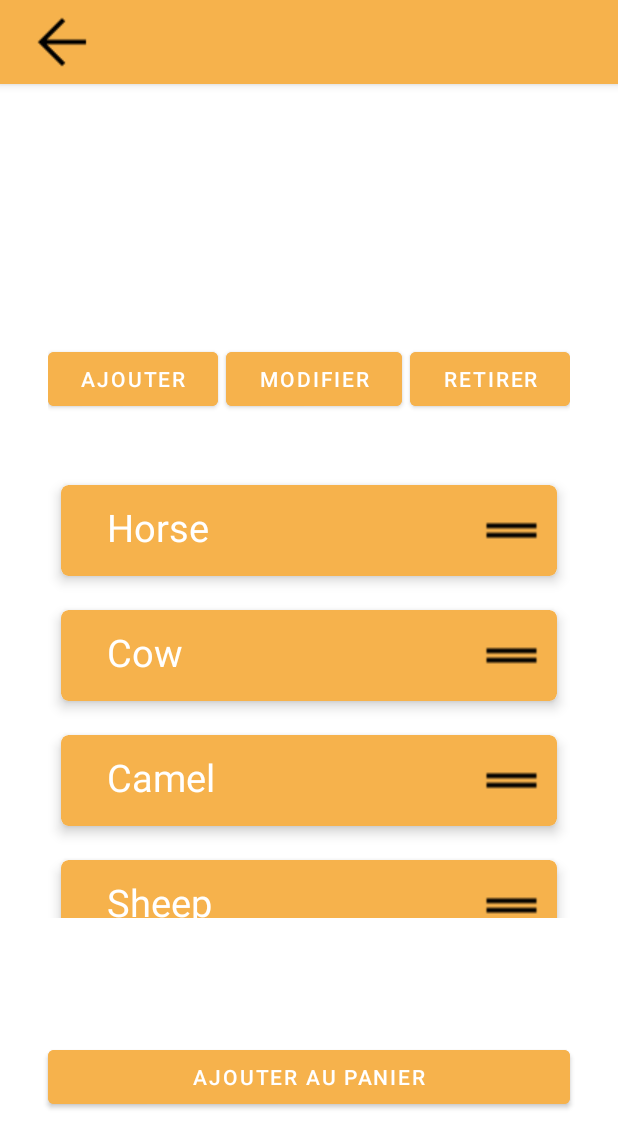
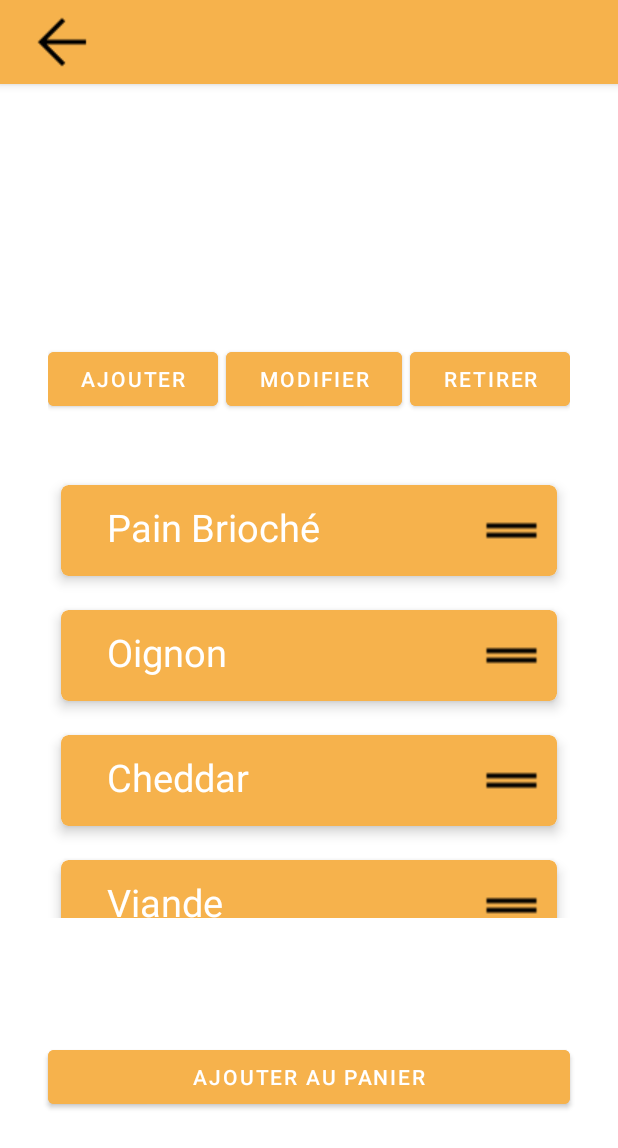
Before and after one commit to DUT-Info-Montreuil/SAE4A-COHEN-ARGENCE-BAUDIER-YANG, an Android app: the screen it shows after launch (PersonnalizedBurgerActivity), after a tap on "CRÉER TON BURGER !", on a phone screen of 412 x 824 dp. Shown: the top 1148 px of the screen. Run offline under Robolectric (Android 15) with nearby library versions, the phone set to English and light mode, and no system bars; our stand-ins replace navigation-ui.

Commit message:
Fin du menu home
Fin des fonctionnalités
Creation burger non complet

```diff
--- a/app/build.gradle
+++ b/app/build.gradle
@@ -50,6 +50,7 @@ dependencies {
     implementation 'androidx.lifecycle:lifecycle-livedata-ktx:2.6.1'
     implementation 'androidx.lifecycle:lifecycle-viewmodel-ktx:2.6.1'
     implementation 'androidx.navigation:navigation-fragment:2.5.3'
+    implementation 'androidx.drawerlayout:drawerlayout:1.1.1'
     implementation 'androidx.navigation:navigation-ui:2.5.3'
 
     testImplementation 'junit:junit:4.13.2'
--- a/app/src/main/AndroidManifest.xml
+++ b/app/src/main/AndroidManifest.xml
@@ -11,6 +11,11 @@
         android:supportsRtl="true"
         android:theme="@style/Theme.VraiBurgir"
         tools:targetApi="31">
+        <activity
+            android:name=".testActivity"
+            android:exported="false"
+            android:label="@string/title_activity_test"
+            android:theme="@style/Theme.VraiBurgir.NoActionBar" />
         <activity
             android:name=".PersonnalizedBurgerActivity"
             android:exported="false" />
--- a/app/src/main/java/com/example/vraiburgir/PersonnalizedBurgerActivity.java
+++ b/app/src/main/java/com/example/vraiburgir/PersonnalizedBurgerActivity.java
@@ -1,15 +1,21 @@
 package com.example.vraiburgir;
 
 import androidx.appcompat.app.AppCompatActivity;
+import androidx.drawerlayout.widget.DrawerLayout;
 import androidx.recyclerview.widget.ItemTouchHelper;
 import androidx.recyclerview.widget.LinearLayoutManager;
 import androidx.recyclerview.widget.RecyclerView;
 
+import android.app.AlertDialog;
+import android.content.DialogInterface;
+import android.content.Intent;
 import android.os.Bundle;
 import android.view.View;
+import android.widget.Button;
 import android.widget.ImageButton;
+import android.widget.LinearLayout;
 
-import com.example.vraiburgir.adapter.IngredientsChoisisAdapter;
+import com.example.vraiburgir.ui.adapter.IngredientsChoisisAdapter;
 import com.example.vraiburgir.callback.RecyclerRowMoveCallback;
 
 import java.util.ArrayList;
@@ -23,15 +29,14 @@ public class PersonnalizedBurgerActivity extends AppCompatActivity {
         super.onCreate(savedInstanceState);
         setContentView(R.layout.activity_personnalized_burger);
 
-        // data to populate the RecyclerView with
+        //Donnée en attendant API
         ArrayList<String> animalNames = new ArrayList<>();
-        animalNames.add("Horse");
-        animalNames.add("Cow");
-        animalNames.add("Camel");
-        animalNames.add("Sheep");
-        animalNames.add("Goat");
+        animalNames.add("Pain Brioché");
+        animalNames.add("Oignon");
+        animalNames.add("Cheddar");
+        animalNames.add("Viande");
+        animalNames.add("Pain Brioché");
 
-        // set up the RecyclerView
         RecyclerView recyclerView = findViewById(R.id.listeIngredientsChoisis);
         recyclerView.setLayoutManager(new LinearLayoutManager(this));
         this.adapter = new IngredientsChoisisAdapter(this, animalNames);
@@ -44,13 +49,12 @@ public class PersonnalizedBurgerActivity extends AppCompatActivity {
         backButton.setOnClickListener(new View.OnClickListener() {
             @Override
             public void onClick(View v) {
-
-                finish(); // Close the current activity
+                finish();
             }
         });
 
+        recyclerView.setAdapter(this.adapter);
 
-        //adapter.setClickListener(this);
-        recyclerView.setAdapter(this.adapter);
+
     }
 }
--- a/app/src/main/java/com/example/vraiburgir/callback/RecyclerRowMoveCallback.java
+++ b/app/src/main/java/com/example/vraiburgir/callback/RecyclerRowMoveCallback.java
@@ -5,10 +5,9 @@ import androidx.annotation.Nullable;
 import androidx.recyclerview.widget.ItemTouchHelper;
 import androidx.recyclerview.widget.RecyclerView;
 
-import com.example.vraiburgir.adapter.IngredientsChoisisAdapter;
+import com.example.vraiburgir.ui.adapter.IngredientsChoisisAdapter;
 
 public class RecyclerRowMoveCallback extends ItemTouchHelper.Callback {
-
 
     private RecyclerViewRowTouchHelperContract touchHelperContract;
     private IngredientsChoisisAdapter adapter;
--- a/app/src/main/java/com/example/vraiburgir/adapter/BurgerAdapter.java
+++ b/app/src/main/java/com/example/vraiburgir/ui/adapter/BurgerAdapter.java
@@ -1,4 +1,4 @@
-package com.example.vraiburgir.adapter;
+package com.example.vraiburgir.ui.adapter;
 
 import android.content.Context;
 import android.view.LayoutInflater;
@@ -15,8 +15,6 @@ import com.example.vraiburgir.modele.Burger;
 
 import java.util.ArrayList;
 
-;
-
 public class BurgerAdapter extends RecyclerView.Adapter<BurgerAdapter.ViewHolder> {
 
     private ArrayList<Burger> mBurgers;
@@ -24,15 +22,13 @@ public class BurgerAdapter extends RecyclerView.Adapter<BurgerAdapter.ViewHolder
     private LayoutInflater mInflater;
     private ItemClickListener mClickListener;
 
-    //Données passés à travers le constructeur
-    public BurgerAdapter(Context context, ArrayList<Burger> mBurgers) {
-        this.mBurgers = mBurgers;
+    public BurgerAdapter(Context context, ArrayList<Burger> burgers) {
+        this.mBurgers = burgers;
         this.mBurgersFull = new ArrayList<Burger>();
         this.mBurgersFull.addAll(mBurgers);
         this.mInflater = LayoutInflater.from(context);
     }
 
-    //inflates the row layout from xml when needed
     @NonNull
     @Override
     public ViewHolder onCreateViewHolder(@NonNull ViewGroup parent, int viewType) {
@@ -40,7 +36,6 @@ public class BurgerAdapter extends RecyclerView.Adapter<BurgerAdapter.ViewHolder
         return new ViewHolder(view);
     }
 
-    // Bind data à TextView pour chaque lignes
     @Override
     public void onBindViewHolder(@NonNull BurgerAdapter.ViewHolder holder, int position) {
         Burger burger = mBurgers.get(position);
@@ -49,16 +44,13 @@ public class BurgerAdapter extends RecyclerView.Adapter<BurgerAdapter.ViewHolder
         holder.prixBurger.setText(burger.getPrixBurger() + "€");
     }
 
-    // Nombre total de lignes
     @Override
     public int getItemCount() {
         return mBurgers.size();
     }
 
-
     public class ViewHolder extends RecyclerView.ViewHolder implements View.OnClickListener {
         TextView nomBurgerTextView;
-        ImageView imageBurgerImageView;
         TextView descriptionBurger;
         TextView prixBurger;
 
@@ -76,17 +68,13 @@ public class BurgerAdapter extends RecyclerView.Adapter<BurgerAdapter.ViewHolder
         }
     }
 
-    // convenience method for getting data at click position
     public Burger getBurger(int id) {
         return mBurgers.get(id);
     }
-
-    // allows clicks events to be caught
     public void setClickListener(ItemClickListener itemClickListener) {
         this.mClickListener = itemClickListener;
     }
 
-    // parent activity will implement this method to respond to click events
     public interface ItemClickListener {
         void onItemClick(View view, int position);
     }
@@ -108,6 +96,4 @@ public class BurgerAdapter extends RecyclerView.Adapter<BurgerAdapter.ViewHolder
         notifyDataSetChanged();
         return texteVide;
     }
-
-
 }
--- a/app/src/main/java/com/example/vraiburgir/adapter/IngredientsChoisisAdapter.java
+++ b/app/src/main/java/com/example/vraiburgir/ui/adapter/IngredientsChoisisAdapter.java
@@ -1,4 +1,4 @@
-package com.example.vraiburgir.adapter;
+package com.example.vraiburgir.ui.adapter;
 
 import android.content.Context;
 import android.graphics.Color;
@@ -21,7 +21,6 @@ public class IngredientsChoisisAdapter extends RecyclerView.Adapter<IngredientsC
 
     private ArrayList<String> nomsIngredients;
     private LayoutInflater mInflater;
-    private IngredientsChoisisAdapter.ItemClickListener mClickListener;
 
     public IngredientsChoisisAdapter(Context context, ArrayList<String> nomsIngredients) {
         this.nomsIngredients = nomsIngredients;
@@ -84,23 +83,8 @@ public class IngredientsChoisisAdapter extends RecyclerView.Adapter<IngredientsC
 
         @Override
         public void onClick(View view) {
-            if (mClickListener != null) mClickListener.onItemClick(view, getAbsoluteAdapterPosition());
+
         }
-    }
-
-/*    // convenience method for getting data at click position
-    public Burger getBurger(int id) {
-        return mBurgers.get(id);
-    }
-
-    // allows clicks events to be caught
-    public void setClickListener(BurgerAdapter.ItemClickListener itemClickListener) {
-        this.mClickListener = itemClickListener;
-    } */
-
-    // parent activity will implement this method to respond to click events
-    public interface ItemClickListener {
-        void onItemClick(View view, int position);
     }
 
     public ArrayList<String> getNomsIngredients() {
--- a/app/src/main/res/layout/activity_personnalized_burger.xml
+++ b/app/src/main/res/layout/activity_personnalized_burger.xml
@@ -68,7 +68,7 @@
         android:layout_marginBottom="35dp">
 
         <Button
-            android:id="@+id/button"
+            android:id="@+id/ajouterIngrButton"
             android:layout_width="wrap_content"
             android:layout_height="wrap_content"
             android:layout_marginRight="5dp"
@@ -110,8 +110,6 @@
         app:layout_constraintHorizontal_bias="1"
         app:layout_constraintStart_toStartOf="parent"
         app:layout_constraintTop_toBottomOf="@id/nestedCrea"
-/>
-
-
+    />
 
 </androidx.constraintlayout.widget.ConstraintLayout>
--- /dev/null
+++ b/app/src/main/res/values-land/dimens.xml
@@ -0,0 +1,3 @@
+<resources>
+    <dimen name="fab_margin">48dp</dimen>
+</resources>
--- /dev/null
+++ b/app/src/main/res/values-w1240dp/dimens.xml
@@ -0,0 +1,3 @@
+<resources>
+    <dimen name="fab_margin">200dp</dimen>
+</resources>
--- /dev/null
+++ b/app/src/main/res/values-w600dp/dimens.xml
@@ -0,0 +1,3 @@
+<resources>
+    <dimen name="fab_margin">48dp</dimen>
+</resources>
--- a/app/src/main/res/values/dimens.xml
+++ b/app/src/main/res/values/dimens.xml
@@ -2,4 +2,7 @@
     <!-- Default screen margins, per the Android Design guidelines. -->
     <dimen name="activity_horizontal_margin">16dp</dimen>
     <dimen name="activity_vertical_margin">16dp</dimen>
+    <dimen name="nav_header_vertical_spacing">8dp</dimen>
+    <dimen name="nav_header_height">176dp</dimen>
+    <dimen name="fab_margin">16dp</dimen>
 </resources>
--- a/app/src/main/res/values/themes.xml
+++ b/app/src/main/res/values/themes.xml
@@ -13,4 +13,13 @@
         <item name="android:statusBarColor">?attr/colorPrimaryVariant</item>
         <!-- Customize your theme here. -->
     </style>
+
+    <style name="Theme.VraiBurgir.NoActionBar">
+        <item name="windowActionBar">false</item>
+        <item name="windowNoTitle">true</item>
+    </style>
+
+    <style name="Theme.VraiBurgir.AppBarOverlay" parent="ThemeOverlay.AppCompat.Dark.ActionBar" />
+
+    <style name="Theme.VraiBurgir.PopupOverlay" parent="ThemeOverlay.AppCompat.Light" />
 </resources>
```
Also changed, not shown: app/src/main/java/com/example/vraiburgir/ui/home/HomeFragment.java (+5 -7 lines), app/src/main/res/drawable/side_nav_bar.xml (added, +9 -0 lines), app/src/main/res/menu/test.xml (added, +9 -0 lines), app/src/main/res/values/strings.xml (+11 -0 lines).
